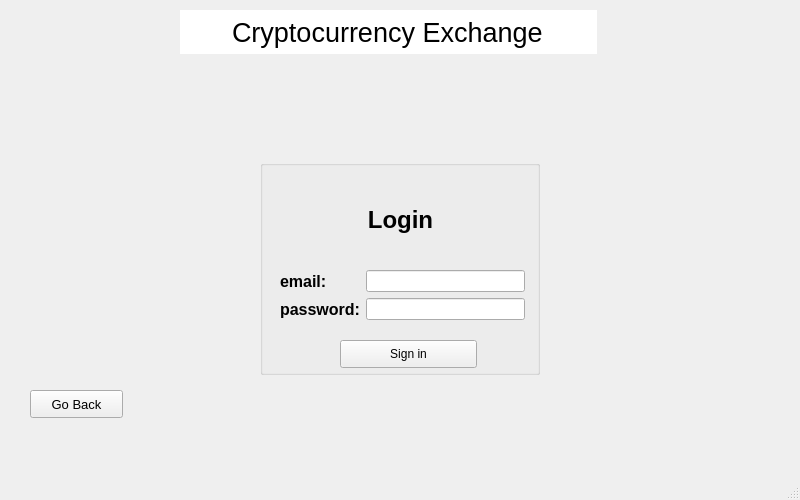
First picture: the form in cryptocurrency-exchange/mainwindow.ui, repository Lyczeq/cryptocurrency-exchange, before the edit.
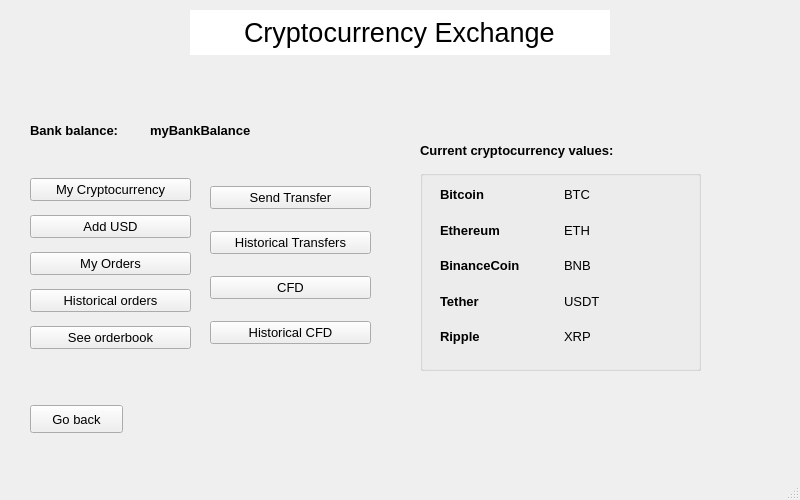
Second picture: the form after the edit. The open tabs and pages were chosen to show the change.

Commit message: Wallet panel, addUSD panel, working on Transfer Panel

The edit to the form file:
```diff
--- a/cryptocurrency-exchange/mainwindow.ui
+++ b/cryptocurrency-exchange/mainwindow.ui
@@ -20,10 +20,10 @@
    <widget class="QLineEdit" name="title">
     <property name="geometry">
      <rect>
-      <x>180</x>
+      <x>190</x>
       <y>10</y>
-      <width>417</width>
-      <height>44</height>
+      <width>420</width>
+      <height>45</height>
      </rect>
     </property>
     <property name="font">
@@ -50,10 +50,16 @@
      <rect>
       <x>10</x>
       <y>80</y>
-      <width>781</width>
-      <height>351</height>
+      <width>790</width>
+      <height>361</height>
      </rect>
     </property>
+    <property name="font">
+     <font>
+      <family>Arial</family>
+      <pointsize>10</pointsize>
+     </font>
+    </property>
     <property name="currentIndex">
      <number>1</number>
     </property>
@@ -115,7 +121,7 @@
       <property name="geometry">
        <rect>
         <x>20</x>
-        <y>310</y>
+        <y>325</y>
         <width>93</width>
         <height>28</height>
        </rect>
@@ -200,12 +206,20 @@
       <widget class="QPushButton" name="signInButtonLog">
        <property name="geometry">
         <rect>
-         <x>80</x>
+         <x>90</x>
          <y>180</y>
-         <width>137</width>
-         <height>28</height>
+         <width>95</width>
+         <height>30</height>
         </rect>
        </property>
+       <property name="font">
+        <font>
+         <family>Arial</family>
+         <pointsize>10</pointsize>
+         <weight>75</weight>
+         <bold>true</bold>
+        </font>
+       </property>
        <property name="text">
         <string>Sign in</string>
        </property>
@@ -775,6 +789,578 @@
        <string>welcomeUser!</string>
       </property>
       <property name="alignment">
+       <set>Qt::AlignLeading|Qt::AlignLeft|Qt::AlignVCenter</set>
+      </property>
+     </widget>
+     <widget class="QLabel" name="bankBalanceLabel">
+      <property name="geometry">
+       <rect>
+        <x>20</x>
+        <y>40</y>
+        <width>115</width>
+        <height>20</height>
+       </rect>
+      </property>
+      <property name="font">
+       <font>
+        <family>Arial</family>
+        <pointsize>10</pointsize>
+        <weight>75</weight>
+        <bold>true</bold>
+       </font>
+      </property>
+      <property name="text">
+       <string>Bank balance:</string>
+      </property>
+     </widget>
+     <widget class="QLabel" name="myBankBalance">
+      <property name="geometry">
+       <rect>
+        <x>140</x>
+        <y>40</y>
+        <width>135</width>
+        <height>20</height>
+       </rect>
+      </property>
+      <property name="font">
+       <font>
+        <family>Arial</family>
+        <pointsize>10</pointsize>
+        <weight>75</weight>
+        <bold>true</bold>
+       </font>
+      </property>
+      <property name="text">
+       <string>myBankBalance</string>
+      </property>
+     </widget>
+     <widget class="QLabel" name="currentCryptoValues">
+      <property name="geometry">
+       <rect>
+        <x>320</x>
+        <y>80</y>
+        <width>250</width>
+        <height>20</height>
+       </rect>
+      </property>
+      <property name="font">
+       <font>
+        <family>Arial</family>
+        <pointsize>10</pointsize>
+        <weight>75</weight>
+        <bold>true</bold>
+       </font>
+      </property>
+      <property name="text">
+       <string>Current cryptocurrency values:</string>
+      </property>
+     </widget>
+    </widget>
+    <widget class="QWidget" name="graphsPanel">
+     <widget class="QPushButton" name="goBackBtnFromGraphs">
+      <property name="geometry">
+       <rect>
+        <x>20</x>
+        <y>325</y>
+        <width>93</width>
+        <height>28</height>
+       </rect>
+      </property>
+      <property name="font">
+       <font>
+        <family>Arial</family>
+        <pointsize>10</pointsize>
+       </font>
+      </property>
+      <property name="text">
+       <string>Go back</string>
+      </property>
+     </widget>
+     <widget class="QLabel" name="label">
+      <property name="geometry">
+       <rect>
+        <x>240</x>
+        <y>90</y>
+        <width>451</width>
+        <height>131</height>
+       </rect>
+      </property>
+      <property name="font">
+       <font>
+        <family>Arial</family>
+        <pointsize>28</pointsize>
+       </font>
+      </property>
+      <property name="text">
+       <string>GRAPHS</string>
+      </property>
+     </widget>
+    </widget>
+    <widget class="QWidget" name="walletPanel">
+     <widget class="QWidget" name="verticalLayoutWidget_3">
+      <property name="geometry">
+       <rect>
+        <x>20</x>
+        <y>90</y>
+        <width>161</width>
+        <height>191</height>
+       </rect>
+      </property>
+      <layout class="QVBoxLayout" name="verticalLayout_8">
+       <item>
+        <widget class="QPushButton" name="myCryptocurrencyBtn">
+         <property name="font">
+          <font>
+           <family>Arial</family>
+           <pointsize>10</pointsize>
+          </font>
+         </property>
+         <property name="text">
+          <string>My Cryptocurrency</string>
+         </property>
+        </widget>
+       </item>
+       <item>
+        <widget class="QPushButton" name="addUSDBtn">
+         <property name="font">
+          <font>
+           <family>Arial</family>
+           <pointsize>10</pointsize>
+          </font>
+         </property>
+         <property name="text">
+          <string>Add USD</string>
+         </property>
+        </widget>
+       </item>
+       <item>
+        <widget class="QPushButton" name="myCurrentOrdersBtn">
+         <property name="font">
+          <font>
+           <family>Arial</family>
+           <pointsize>10</pointsize>
+          </font>
+         </property>
+         <property name="text">
+          <string>My Orders</string>
+         </property>
+        </widget>
+       </item>
+       <item>
+        <widget class="QPushButton" name="myHistoricalOrdersBtn">
+         <property name="font">
+          <font>
+           <family>Arial</family>
+           <pointsize>10</pointsize>
+          </font>
+         </property>
+         <property name="text">
+          <string>Historical orders</string>
+         </property>
+        </widget>
+       </item>
+       <item>
+        <widget class="QPushButton" name="seeOrderbookBtn">
+         <property name="font">
+          <font>
+           <family>Arial</family>
+           <pointsize>10</pointsize>
+          </font>
+         </property>
+         <property name="text">
+          <string>See orderbook</string>
+         </property>
+        </widget>
+       </item>
+      </layout>
+     </widget>
+     <widget class="QPushButton" name="goBackBtnFromWalletBtn">
+      <property name="geometry">
+       <rect>
+        <x>20</x>
+        <y>325</y>
+        <width>93</width>
+        <height>28</height>
+       </rect>
+      </property>
+      <property name="font">
+       <font>
+        <family>Arial</family>
+        <pointsize>10</pointsize>
+       </font>
+      </property>
+      <property name="text">
+       <string>Go back</string>
+      </property>
+     </widget>
+     <widget class="QGroupBox" name="cryptocurrencyTable_2">
+      <property name="geometry">
+       <rect>
+        <x>410</x>
+        <y>90</y>
+        <width>281</width>
+        <height>201</height>
+       </rect>
+      </property>
+      <property name="title">
+       <string/>
+      </property>
+      <widget class="QWidget" name="layoutWidget_8">
+       <property name="geometry">
+        <rect>
+         <x>20</x>
+         <y>10</y>
+         <width>241</width>
+         <height>171</height>
+        </rect>
+       </property>
+       <layout class="QGridLayout" name="gridLayout_5">
+        <item row="0" column="0">
+         <widget class="QLabel" name="bitcoinLabel2">
+          <property name="font">
+           <font>
+            <family>Arial</family>
+            <pointsize>10</pointsize>
+            <weight>75</weight>
+            <bold>true</bold>
+           </font>
+          </property>
+          <property name="text">
+           <string>Bitcoin</string>
+          </property>
+         </widget>
+        </item>
+        <item row="0" column="1">
+         <widget class="QLabel" name="bitcoinCurrenValue2">
+          <property name="font">
+           <font>
+            <family>Arial</family>
+            <pointsize>10</pointsize>
+           </font>
+          </property>
+          <property name="text">
+           <string>BTC</string>
+          </property>
+         </widget>
+        </item>
+        <item row="1" column="0">
+         <widget class="QLabel" name="ethereumLabel2">
+          <property name="font">
+           <font>
+            <family>Arial</family>
+            <pointsize>10</pointsize>
+            <weight>75</weight>
+            <bold>true</bold>
+           </font>
+          </property>
+          <property name="text">
+           <string>Ethereum</string>
+          </property>
+         </widget>
+        </item>
+        <item row="1" column="1">
+         <widget class="QLabel" name="ethereumCurrentValue2">
+          <property name="font">
+           <font>
+            <family>Arial</family>
+            <pointsize>10</pointsize>
+           </font>
+          </property>
+          <property name="text">
+           <string>ETH</string>
+          </property>
+         </widget>
+        </item>
+        <item row="2" column="0">
+         <widget class="QLabel" name="chilizLabel2">
+          <property name="font">
+           <font>
+            <family>Arial</family>
+            <pointsize>10</pointsize>
+            <weight>75</weight>
+            <bold>true</bold>
+           </font>
+          </property>
+          <property name="text">
+           <string>BinanceCoin</string>
+          </property>
+         </widget>
+        </item>
+        <item row="2" column="1">
+         <widget class="QLabel" name="binanceCoinCurrentValue2">
+          <property name="font">
+           <font>
+            <family>Arial</family>
+            <pointsize>10</pointsize>
+           </font>
+          </property>
+          <property name="text">
+           <string>BNB</string>
+          </property>
+         </widget>
+        </item>
+        <item row="3" column="0">
+         <widget class="QLabel" name="tetherLabel2">
+          <property name="font">
+           <font>
+            <family>Arial</family>
+            <pointsize>10</pointsize>
+            <weight>75</weight>
+            <bold>true</bold>
+           </font>
+          </property>
+          <property name="text">
+           <string>Tether</string>
+          </property>
+         </widget>
+        </item>
+        <item row="3" column="1">
+         <widget class="QLabel" name="tetherCurrentValue2">
+          <property name="font">
+           <font>
+            <family>Arial</family>
+            <pointsize>10</pointsize>
+           </font>
+          </property>
+          <property name="text">
+           <string>USDT</string>
+          </property>
+         </widget>
+        </item>
+        <item row="4" column="0">
+         <widget class="QLabel" name="rippleLabel2">
+          <property name="font">
+           <font>
+            <family>Arial</family>
+            <pointsize>10</pointsize>
+            <weight>75</weight>
+            <bold>true</bold>
+           </font>
+          </property>
+          <property name="text">
+           <string>Ripple</string>
+          </property>
+         </widget>
+        </item>
+        <item row="4" column="1">
+         <widget class="QLabel" name="rippleCurrentValue2">
+          <property name="font">
+           <font>
+            <family>Arial</family>
+            <pointsize>10</pointsize>
+           </font>
+          </property>
+          <property name="text">
+           <string>XRP</string>
+          </property>
+         </widget>
+        </item>
+       </layout>
+      </widget>
+     </widget>
+     <widget class="QLabel" name="bankBalanceLabel2">
+      <property name="geometry">
+       <rect>
+        <x>20</x>
+        <y>40</y>
+        <width>115</width>
+        <height>20</height>
+       </rect>
+      </property>
+      <property name="font">
+       <font>
+        <family>Arial</family>
+        <pointsize>10</pointsize>
+        <weight>75</weight>
+        <bold>true</bold>
+       </font>
+      </property>
+      <property name="text">
+       <string>Bank balance:</string>
+      </property>
+     </widget>
+     <widget class="QWidget" name="verticalLayoutWidget_9">
+      <property name="geometry">
+       <rect>
+        <x>200</x>
+        <y>90</y>
+        <width>161</width>
+        <height>191</height>
+       </rect>
+      </property>
+      <layout class="QVBoxLayout" name="verticalLayout_17">
+       <item>
+        <widget class="QPushButton" name="sendTransferBtn">
+         <property name="font">
+          <font>
+           <family>Arial</family>
+           <pointsize>10</pointsize>
+          </font>
+         </property>
+         <property name="text">
+          <string>Send Transfer</string>
+         </property>
+        </widget>
+       </item>
+       <item>
+        <widget class="QPushButton" name="historicalTransfersBtn">
+         <property name="font">
+          <font>
+           <family>Arial</family>
+           <pointsize>10</pointsize>
+          </font>
+         </property>
+         <property name="text">
+          <string>Historical Transfers</string>
+         </property>
+        </widget>
+       </item>
+       <item>
+        <widget class="QPushButton" name="myCFDBtn">
+         <property name="font">
+          <font>
+           <family>Arial</family>
+           <pointsize>10</pointsize>
+          </font>
+         </property>
+         <property name="text">
+          <string>CFD</string>
+         </property>
+        </widget>
+       </item>
+       <item>
+        <widget class="QPushButton" name="historicalCFDBtn">
+         <property name="font">
+          <font>
+           <family>Arial</family>
+           <pointsize>10</pointsize>
+          </font>
+         </property>
+         <property name="text">
+          <string>Historical CFD</string>
+         </property>
+        </widget>
+       </item>
+      </layout>
+     </widget>
+     <widget class="QLabel" name="currentCryptoValues2">
+      <property name="geometry">
+       <rect>
+        <x>410</x>
+        <y>60</y>
+        <width>251</width>
+        <height>20</height>
+       </rect>
+      </property>
+      <property name="font">
+       <font>
+        <family>Arial</family>
+        <pointsize>10</pointsize>
+        <weight>75</weight>
+        <bold>true</bold>
+       </font>
+      </property>
+      <property name="text">
+       <string>Current cryptocurrency values:</string>
+      </property>
+     </widget>
+     <widget class="QLabel" name="myBankBalance2">
+      <property name="geometry">
+       <rect>
+        <x>140</x>
+        <y>40</y>
+        <width>135</width>
+        <height>20</height>
+       </rect>
+      </property>
+      <property name="font">
+       <font>
+        <family>Arial</family>
+        <pointsize>10</pointsize>
+        <weight>75</weight>
+        <bold>true</bold>
+       </font>
+      </property>
+      <property name="text">
+       <string>myBankBalance</string>
+      </property>
+     </widget>
+    </widget>
+    <widget class="QWidget" name="myCryptocurrencyPanel">
+     <widget class="QLabel" name="label_3">
+      <property name="geometry">
+       <rect>
+        <x>360</x>
+        <y>210</y>
+        <width>151</width>
+        <height>16</height>
+       </rect>
+      </property>
+      <property name="text">
+       <string>mycryptos</string>
+      </property>
+     </widget>
+     <widget class="QPushButton" name="goBackBtnFromMyCryptoBtn">
+      <property name="geometry">
+       <rect>
+        <x>20</x>
+        <y>325</y>
+        <width>93</width>
+        <height>28</height>
+       </rect>
+      </property>
+      <property name="font">
+       <font>
+        <family>Arial</family>
+        <pointsize>10</pointsize>
+       </font>
+      </property>
+      <property name="text">
+       <string>Go back</string>
+      </property>
+     </widget>
+    </widget>
+    <widget class="QWidget" name="addUSDPanel">
+     <widget class="QPushButton" name="goBackBtnFromDepositFundsBtn">
+      <property name="geometry">
+       <rect>
+        <x>20</x>
+        <y>325</y>
+        <width>93</width>
+        <height>28</height>
+       </rect>
+      </property>
+      <property name="font">
+       <font>
+        <family>Arial</family>
+        <pointsize>10</pointsize>
+       </font>
+      </property>
+      <property name="text">
+       <string>Go back</string>
+      </property>
+     </widget>
+     <widget class="QLabel" name="sendTransferTitle_2">
+      <property name="geometry">
+       <rect>
+        <x>250</x>
+        <y>20</y>
+        <width>290</width>
+        <height>35</height>
+       </rect>
+      </property>
+      <property name="font">
+       <font>
+        <family>Arial</family>
+        <pointsize>20</pointsize>
+        <weight>75</weight>
+        <bold>true</bold>
+       </font>
+      </property>
+      <property name="text">
+       <string>DEPOSIT USD</string>
+      </property>
+      <property name="alignment">
        <set>Qt::AlignCenter</set>
       </property>
      </widget>
```
Left out of the diff: 499 changed lines with no effect on the pictures. The commit also changes 53 other files.
